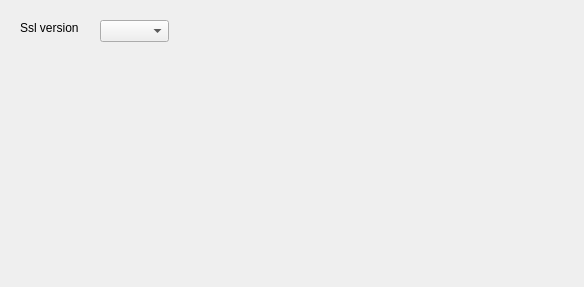
Old version of the form src/pages/page/common/SAKDebugPageCommonSslConfigurationWidget.ui in the repository x-tools-author/x-tools.
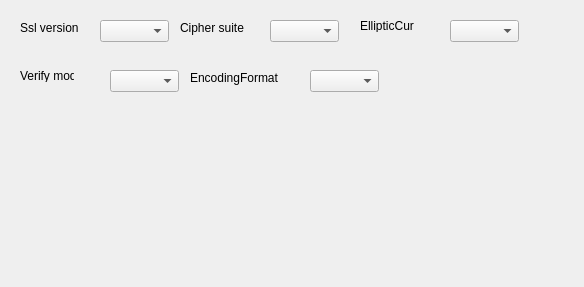
New version of the form.

The edit to the form file:
```diff
--- a/src/pages/page/common/SAKDebugPageCommonSslConfigurationWidget.ui
+++ b/src/pages/page/common/SAKDebugPageCommonSslConfigurationWidget.ui
@@ -36,6 +36,98 @@
     </rect>
    </property>
   </widget>
+  <widget class="QLabel" name="label_2">
+   <property name="geometry">
+    <rect>
+     <x>180</x>
+     <y>20</y>
+     <width>91</width>
+     <height>16</height>
+    </rect>
+   </property>
+   <property name="text">
+    <string>Cipher suite</string>
+   </property>
+  </widget>
+  <widget class="QComboBox" name="comboBox_2">
+   <property name="geometry">
+    <rect>
+     <x>270</x>
+     <y>20</y>
+     <width>69</width>
+     <height>22</height>
+    </rect>
+   </property>
+  </widget>
+  <widget class="QLabel" name="label_3">
+   <property name="geometry">
+    <rect>
+     <x>360</x>
+     <y>20</y>
+     <width>54</width>
+     <height>12</height>
+    </rect>
+   </property>
+   <property name="text">
+    <string>EllipticCurve</string>
+   </property>
+  </widget>
+  <widget class="QComboBox" name="comboBox_3">
+   <property name="geometry">
+    <rect>
+     <x>450</x>
+     <y>20</y>
+     <width>69</width>
+     <height>22</height>
+    </rect>
+   </property>
+  </widget>
+  <widget class="QLabel" name="label_4">
+   <property name="geometry">
+    <rect>
+     <x>20</x>
+     <y>70</y>
+     <width>54</width>
+     <height>12</height>
+    </rect>
+   </property>
+   <property name="text">
+    <string>Verify mode</string>
+   </property>
+  </widget>
+  <widget class="QComboBox" name="comboBox_4">
+   <property name="geometry">
+    <rect>
+     <x>110</x>
+     <y>70</y>
+     <width>69</width>
+     <height>22</height>
+    </rect>
+   </property>
+  </widget>
+  <widget class="QLabel" name="label_5">
+   <property name="geometry">
+    <rect>
+     <x>190</x>
+     <y>70</y>
+     <width>91</width>
+     <height>16</height>
+    </rect>
+   </property>
+   <property name="text">
+    <string>EncodingFormat</string>
+   </property>
+  </widget>
+  <widget class="QComboBox" name="comboBox_5">
+   <property name="geometry">
+    <rect>
+     <x>310</x>
+     <y>70</y>
+     <width>69</width>
+     <height>22</height>
+    </rect>
+   </property>
+  </widget>
  </widget>
  <resources/>
  <connections/>
```
